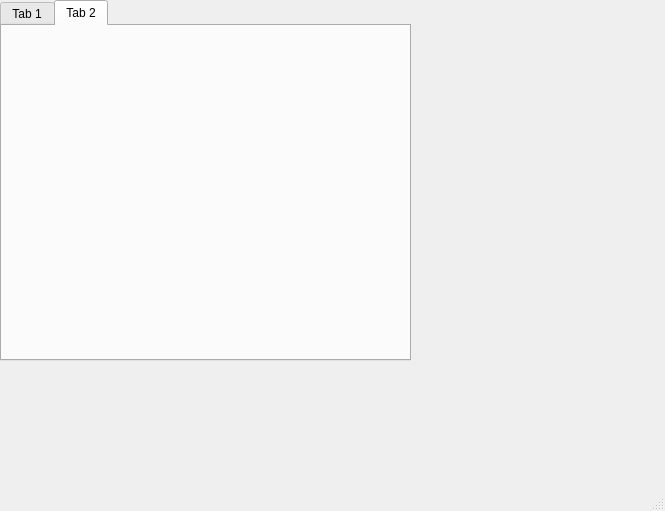
Before: the Qt Designer form TetrisConsole/src/mainwindow.ui in AyoubNedjar/Tetris---C-Implementation, drawn with Qt 5.
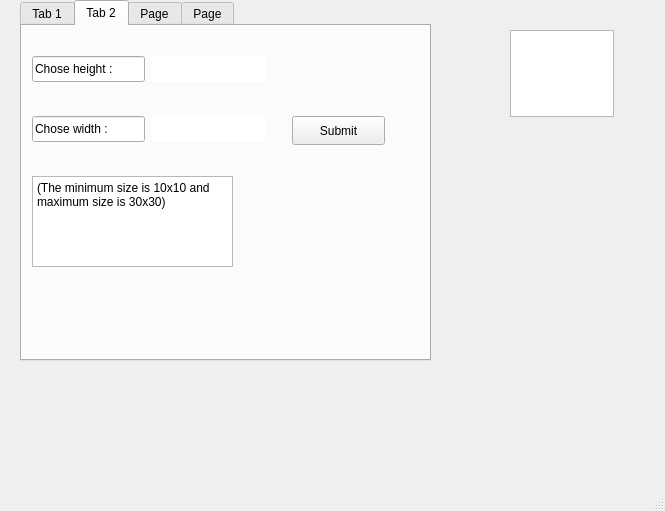
After: the same form once the commit is applied. The open tabs and pages were chosen to show the change.

Commit message: Ajout du choix de taille du board

Diff of the .ui file:
```diff
--- a/TetrisConsole/src/mainwindow.ui
+++ b/TetrisConsole/src/mainwindow.ui
@@ -17,7 +17,7 @@
    <widget class="QTabWidget" name="tabWidget">
     <property name="geometry">
      <rect>
-      <x>0</x>
+      <x>20</x>
       <y>0</y>
       <width>411</width>
       <height>361</height>
@@ -36,16 +36,6 @@
      <attribute name="title">
       <string>Tab 1</string>
      </attribute>
-     <widget class="QTextEdit" name="textEdit_2">
-      <property name="geometry">
-       <rect>
-        <x>260</x>
-        <y>150</y>
-        <width>104</width>
-        <height>87</height>
-       </rect>
-      </property>
-     </widget>
      <widget class="QPushButton" name="pushButton">
       <property name="geometry">
        <rect>
@@ -116,7 +106,136 @@
      <attribute name="title">
       <string>Tab 2</string>
      </attribute>
+     <widget class="QLineEdit" name="HeightBoard">
+      <property name="geometry">
+       <rect>
+        <x>130</x>
+        <y>30</y>
+        <width>113</width>
+        <height>26</height>
+       </rect>
+      </property>
+      <property name="mouseTracking">
+       <bool>false</bool>
+      </property>
+      <property name="frame">
+       <bool>false</bool>
+      </property>
+     </widget>
+     <widget class="QLineEdit" name="lineEdit_2">
+      <property name="geometry">
+       <rect>
+        <x>10</x>
+        <y>30</y>
+        <width>113</width>
+        <height>26</height>
+       </rect>
+      </property>
+      <property name="text">
+       <string>Chose height :</string>
+      </property>
+      <property name="readOnly">
+       <bool>true</bool>
+      </property>
+     </widget>
+     <widget class="QLineEdit" name="lineEdit_3">
+      <property name="geometry">
+       <rect>
+        <x>10</x>
+        <y>90</y>
+        <width>113</width>
+        <height>26</height>
+       </rect>
+      </property>
+      <property name="text">
+       <string>Chose width :</string>
+      </property>
+      <property name="readOnly">
+       <bool>true</bool>
+      </property>
+     </widget>
+     <widget class="QLineEdit" name="WidthBoard">
+      <property name="geometry">
+       <rect>
+        <x>130</x>
+        <y>90</y>
+        <width>113</width>
+        <height>26</height>
+       </rect>
+      </property>
+      <property name="mouseTracking">
+       <bool>false</bool>
+      </property>
+      <property name="frame">
+       <bool>false</bool>
+      </property>
+     </widget>
+     <widget class="QTextEdit" name="textEdit_3">
+      <property name="geometry">
+       <rect>
+        <x>10</x>
+        <y>150</y>
+        <width>201</width>
+        <height>91</height>
+       </rect>
+      </property>
+      <property name="readOnly">
+       <bool>true</bool>
+      </property>
+      <property name="html">
+       <string>&lt;!DOCTYPE HTML PUBLIC &quot;-//W3C//DTD HTML 4.0//EN&quot; &quot;http://www.w3.org/TR/REC-html40/strict.dtd&quot;&gt;
+&lt;html&gt;&lt;head&gt;&lt;meta name=&quot;qrichtext&quot; content=&quot;1&quot; /&gt;&lt;meta charset=&quot;utf-8&quot; /&gt;&lt;style type=&quot;text/css&quot;&gt;
+p, li { white-space: pre-wrap; }
+hr { height: 1px; border-width: 0; }
+li.unchecked::marker { content: &quot;\2610&quot;; }
+li.checked::marker { content: &quot;\2612&quot;; }
+&lt;/style&gt;&lt;/head&gt;&lt;body style=&quot; font-family:'Segoe UI'; font-size:9pt; font-weight:400; font-style:normal;&quot;&gt;
+&lt;p style=&quot; margin-top:0px; margin-bottom:0px; margin-left:0px; margin-right:0px; -qt-block-indent:0; text-indent:0px;&quot;&gt;(The minimum size is 10x10 and maximum size is 30x30)&lt;/p&gt;&lt;/body&gt;&lt;/html&gt;</string>
+      </property>
+     </widget>
+     <widget class="QPushButton" name="SubmitButton">
+      <property name="geometry">
+       <rect>
+        <x>270</x>
+        <y>90</y>
+        <width>93</width>
+        <height>29</height>
+       </rect>
+      </property>
+      <property name="text">
+       <string>Submit</string>
+      </property>
+     </widget>
     </widget>
+    <widget class="QWidget" name="tab_3">
+     <property name="toolTip">
+      <string>&lt;html&gt;&lt;head/&gt;&lt;body&gt;&lt;p&gt;&lt;br/&gt;&lt;/p&gt;&lt;/body&gt;&lt;/html&gt;</string>
+     </property>
+     <property name="styleSheet">
+      <string notr="true"/>
+     </property>
+     <attribute name="title">
+      <string>Page</string>
+     </attribute>
+    </widget>
+    <widget class="QWidget" name="tab_4">
+     <attribute name="title">
+      <string>Page</string>
+     </attribute>
+    </widget>
+   </widget>
+   <widget class="QTextEdit" name="textEdit_2">
+    <property name="geometry">
+     <rect>
+      <x>510</x>
+      <y>30</y>
+      <width>104</width>
+      <height>87</height>
+     </rect>
+    </property>
+    <property name="readOnly">
+     <bool>false</bool>
+    </property>
    </widget>
   </widget>
   <widget class="QMenuBar" name="menubar">
```
Left out of the diff: 9 changed lines with no effect on the pictures. The commit also changes 2 other files.
